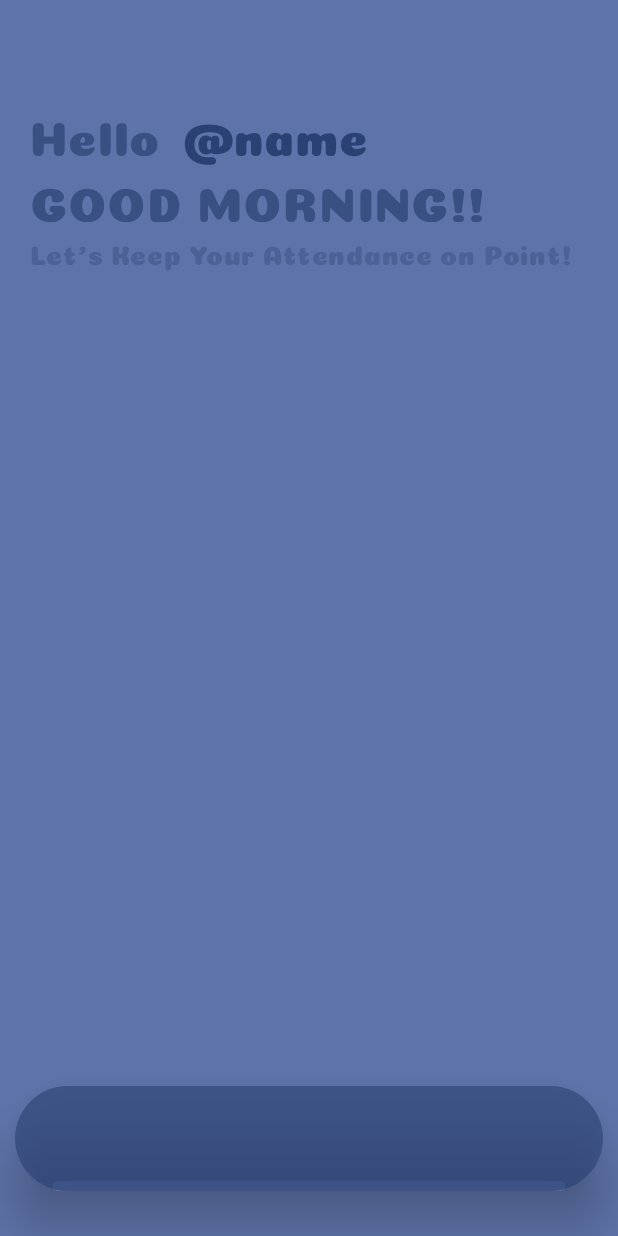
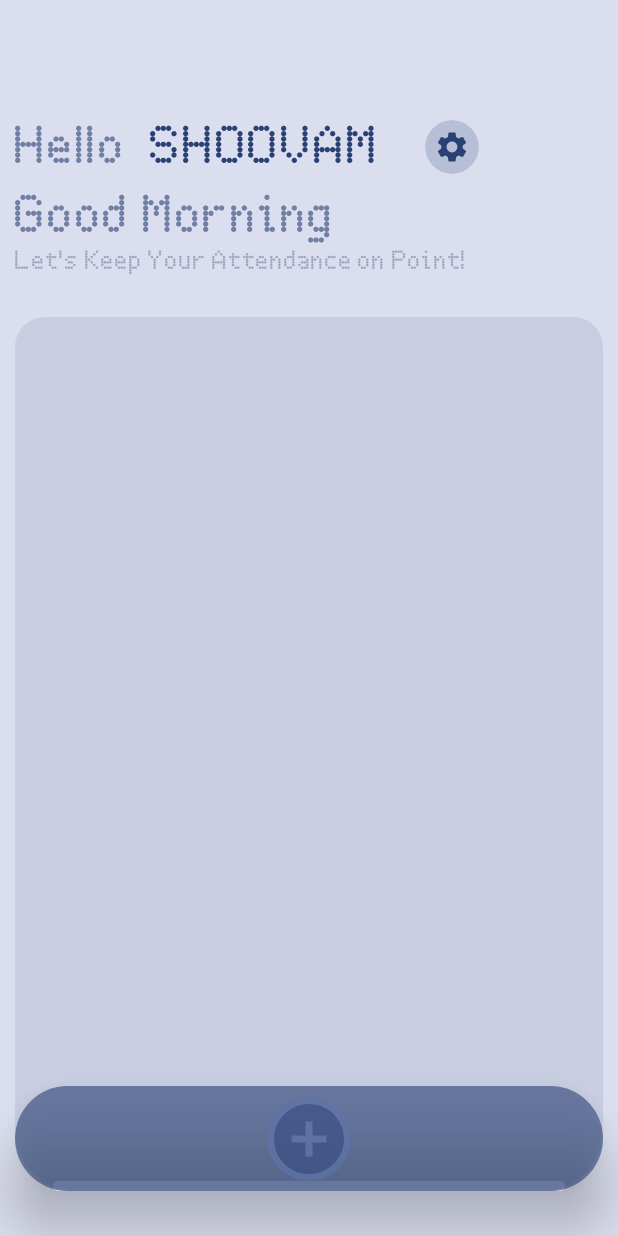
Before and after one commit to shoovamjena/AttendEase, an Android app built with Jetpack Compose: the screen it shows after launch (MainActivity), on a phone screen of 412 x 824 dp. Run offline under Robolectric (Android 15) with nearby library versions, the phone set to English and light mode, and no system bars.

Commit message:
Final Ui Layout

```diff
--- a/app/src/main/java/com/example/attendease/MainActivity.kt
+++ b/app/src/main/java/com/example/attendease/MainActivity.kt
@@ -12,10 +12,19 @@ import androidx.compose.foundation.layout.Spacer
 import androidx.compose.foundation.layout.fillMaxSize
 import androidx.compose.foundation.layout.fillMaxWidth
 import androidx.compose.foundation.layout.height
+import androidx.compose.foundation.layout.heightIn
 import androidx.compose.foundation.layout.padding
+import androidx.compose.foundation.layout.size
+import androidx.compose.foundation.layout.width
 import androidx.compose.foundation.shape.RoundedCornerShape
+import androidx.compose.material.icons.Icons
+import androidx.compose.material.icons.filled.AddCircle
+import androidx.compose.material.icons.filled.Settings
+import androidx.compose.material3.Icon
+import androidx.compose.material3.IconButton
+import androidx.compose.material3.IconButtonDefaults
 import androidx.compose.material3.MaterialTheme
-import androidx.compose.material3.Scaffold
+import androidx.compose.material3.Surface
 import androidx.compose.material3.Text
 import androidx.compose.runtime.Composable
 import androidx.compose.ui.Alignment
@@ -24,11 +33,11 @@ import androidx.compose.ui.draw.alpha
 import androidx.compose.ui.draw.clip
 import androidx.compose.ui.draw.shadow
 import androidx.compose.ui.text.font.FontWeight
-import androidx.compose.ui.tooling.preview.Preview
 import androidx.compose.ui.unit.dp
 import androidx.compose.ui.unit.sp
 import com.example.attendease.ui.theme.AttendEaseTheme
-import com.example.attendease.ui.theme.coinyFontFamily
+import com.example.attendease.ui.theme.nothingFontFamily
+import java.util.Calendar
 
 class MainActivity : ComponentActivity() {
     override fun onCreate(savedInstanceState: Bundle?) {
@@ -36,11 +45,7 @@ class MainActivity : ComponentActivity() {
         enableEdgeToEdge()
         setContent {
             AttendEaseTheme {
-                Scaffold(modifier = Modifier.fillMaxSize()) { innerPadding ->
-                    Greeting(
-                        name = "Android",
-                        modifier = Modifier.padding(innerPadding)
-                    )
+                Surface(modifier = Modifier.fillMaxSize()) {
                     HomeScreen()
                 }
             }
@@ -48,21 +53,7 @@ class MainActivity : ComponentActivity() {
     }
 }
 
-@Composable
-fun Greeting(name: String, modifier: Modifier = Modifier) {
-    Text(
-        text = "Hello $name!",
-        modifier = modifier
-    )
-}
 
-@Preview(showBackground = true)
-@Composable
-fun GreetingPreview() {
-    AttendEaseTheme {
-        Greeting("Android")
-    }
-}
 
 @Composable
 fun HomeScreen() {
@@ -72,54 +63,69 @@ fun HomeScreen() {
     Box(
         modifier = Modifier
             .fillMaxSize()
-            .background(backgroundColor) // Set background color
+            .background(backgroundColor.copy(alpha = 0.2f))
     ) {
         Row (
             modifier = Modifier
                 .fillMaxWidth()
-                .padding(top=70.dp, start = 20.dp)
+                .padding(top=70.dp, start = 10.dp, end = 10.dp)
         ) {
-            Column(modifier = Modifier.padding(top = 10.dp)) {
+
+            Column(modifier = Modifier.padding(top = 10.dp)
+                .fillMaxSize()) {
                 Row(modifier = Modifier.padding(bottom = 10.dp)) {
                     Text(
                         text = "Hello",
                         color = contentColor,
                         fontSize = 32.sp,
-                        fontFamily = coinyFontFamily,
+                        fontFamily = nothingFontFamily,
                         fontWeight = FontWeight.ExtraBold,
-                        modifier = Modifier.alpha(0.7f)
+                        modifier = Modifier.alpha(0.6f)
                     )
-                    // @name part with larger and bolder text
+
                     Text(
-                        text = "@name",
+                        text = "SHOOVAM",
                         color = contentColor,
-                        fontSize = 32.sp, // Larger font size
-                        fontFamily = coinyFontFamily,
-                        fontWeight = FontWeight.Bold,
-                        modifier = Modifier.padding(start = 15.dp)// Bolder
+                        fontSize = 32.sp,
+                        fontFamily = nothingFontFamily,
+                        fontWeight = FontWeight.ExtraBold,
+                        modifier = Modifier.padding(start = 15.dp)
                     )
+                    Spacer(modifier = Modifier.width(30.dp)) //acts like <br> tag of html
+                    IconButton(
+                        onClick = { /* Handle icon click */ },
+                        colors = IconButtonDefaults.iconButtonColors(contentColor.copy(alpha = 0.2f)),
+                        modifier = Modifier.size(36.dp)
+                    ) {
+                        Icon(
+                            imageVector = Icons.Default.Settings,
+                            contentDescription = "Settings",
+                            tint = MaterialTheme.colorScheme.primary // Icon color
+                        )
+                    }
                 }
-                Text(
-                    text = "GOOD MORNING!!",
-                    color = contentColor,
-                    fontSize = 32.sp,
-                    fontFamily = coinyFontFamily,
-                    fontWeight = FontWeight.ExtraBold,
-                    modifier = Modifier.alpha(0.7f)
-                        .padding(top = 10.dp)
-                )
-
-                // Let's with smaller and lighter text
-                Spacer(modifier = Modifier.height(10.dp))
+                TimeBasedGreeting()
                 Text(
                     text = "Let's Keep Your Attendance on Point!",
-                    color = contentColor.copy(alpha = 0.5f), // Lighter color
-                    fontSize = 18.sp, // Smaller font size
-                    fontFamily = coinyFontFamily,
-                    fontWeight = FontWeight.Normal, // Lighter weight
-                    modifier = Modifier.alpha(0.7f)
+                    color = contentColor.copy(alpha = 0.7f), // Lighter color
+                    fontSize = 16.sp,
+                    fontFamily = nothingFontFamily,
+                    fontWeight = FontWeight.Normal,
+                    modifier = Modifier.alpha(0.5f)
                 )
+                Box(
+                    modifier = Modifier.fillMaxWidth()
+                        .heightIn(min = 585.dp)// Height based on content
+                        .padding(top = 25.dp, bottom = 30.dp)
+                        .clip(RoundedCornerShape(bottomStart = 40.dp, bottomEnd = 40.dp, topStart = 20.dp, topEnd = 20.dp))
+                        .background(contentColor.copy(alpha = 0.1f))
+                        .weight(1f)
+                ){}
+
             }
+
+
+
         }
         Box(
             modifier = Modifier
@@ -134,6 +140,42 @@ fun HomeScreen() {
                 )
                 .clip(RoundedCornerShape(50.dp))
                 .background(contentColor.copy(alpha = 0.6f))
-        )
+        ){
+            IconButton(
+                onClick = { /* Handle icon click */ },
+                colors = IconButtonDefaults.iconButtonColors(backgroundColor),
+                modifier = Modifier.size(56.dp)
+                    .align(Alignment.Center)
+                    .alpha(0.7f)
+            ) {
+                Icon(
+                    imageVector = Icons.Default.AddCircle,
+                    contentDescription = "Settings",
+                    tint = contentColor.copy(alpha = 0.7f), // Icon color
+                    modifier = Modifier.size(56.dp)
+                )
+            }
+        }
     }
 }
+ @Composable
+fun TimeBasedGreeting (){
+    val currentTime = Calendar.getInstance().get(Calendar.HOUR_OF_DAY)
+     val contentColor = MaterialTheme.colorScheme.primary
+     val greetingMessage = when{
+         currentTime in 4..11 -> "Good Morning"
+         currentTime in 12..17 -> "Good Afternoon"
+         currentTime in 18..22 -> "Good Evening"
+         else -> "Good Night"
+     }
+
+     Text(
+         text = greetingMessage,
+         color = contentColor,
+         fontSize = 32.sp,
+         fontFamily = nothingFontFamily,
+         fontWeight = FontWeight.ExtraBold,
+         modifier = Modifier.alpha(0.6f)
+     )
+
+}
--- a/app/src/main/java/com/example/attendease/ui/theme/Type.kt
+++ b/app/src/main/java/com/example/attendease/ui/theme/Type.kt
@@ -38,3 +38,7 @@ val Typography = Typography(
      Font(R.font.coiny_regular, FontWeight.Normal),
      Font(R.font.coiny_regular, FontWeight.ExtraBold)
  )
+val nothingFontFamily = FontFamily(
+    Font(R.font.nothing_font, FontWeight.Normal),
+    Font(R.font.nothing_font, FontWeight.ExtraBold)
+)
```
Also changed, not shown: app/src/main/res/font/nothing_font.otf (added).
